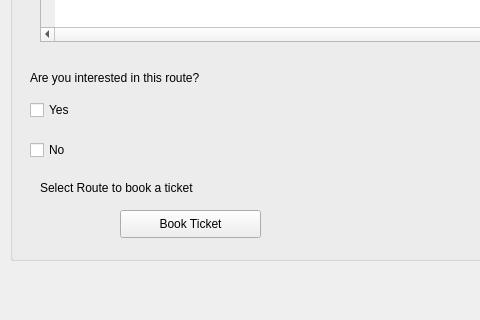
ctrlaltdef/Database-Project--Karachi-Bus-Connect, file passenger1.ui: the form before one commit; both pictures show x 0 to 480 and y 280 to 600 of the 800 by 600 pixel window.
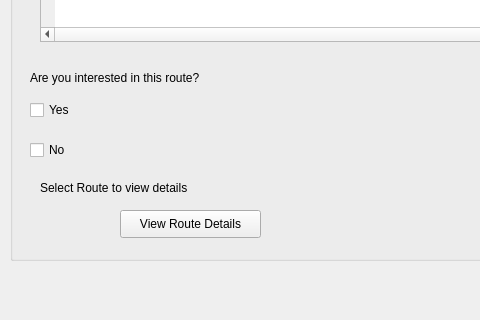
The form after the commit.

Diff of the .ui file:
```diff
--- a/passenger1.ui
+++ b/passenger1.ui
@@ -229,7 +229,7 @@
       </rect>
      </property>
      <property name="text">
-      <string>Book Ticket</string>
+      <string>View Route Details</string>
      </property>
     </widget>
     <widget class="QLabel" name="label_5">
@@ -237,12 +237,12 @@
       <rect>
        <x>30</x>
        <y>420</y>
-       <width>171</width>
+       <width>231</width>
        <height>16</height>
       </rect>
      </property>
      <property name="text">
-      <string>Select Route to book a ticket</string>
+      <string>Select Route to view details </string>
      </property>
     </widget>
    </widget>
```
